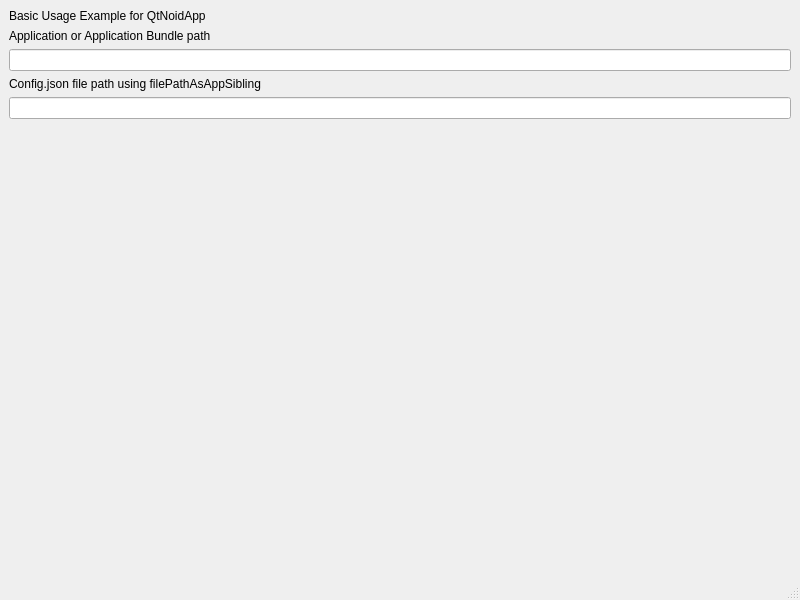
First picture: the form in Examples/AppBasicUsage/mainwindow.ui, repository g-gualeni/QtNoid2, before the edit.
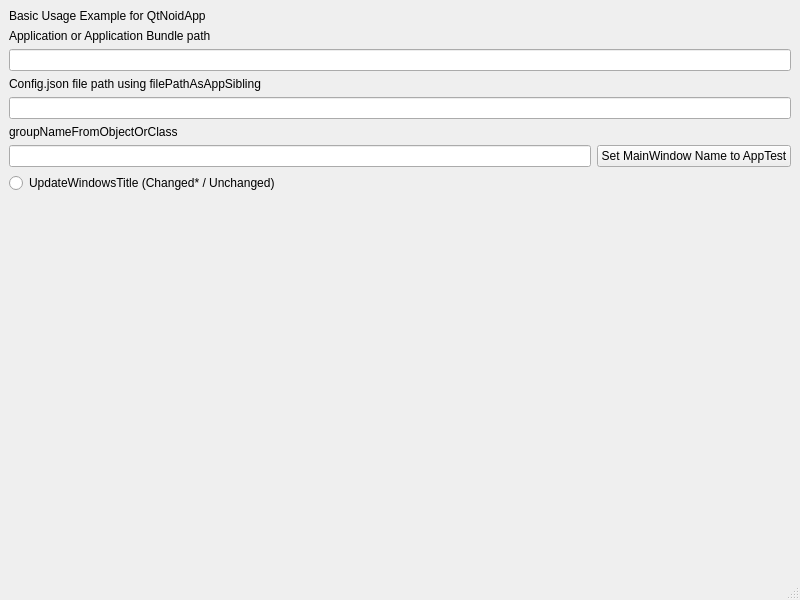
Second picture: the form after the edit.

Diff of the .ui file:
```diff
--- a/Examples/AppBasicUsage/mainwindow.ui
+++ b/Examples/AppBasicUsage/mainwindow.ui
@@ -42,6 +42,34 @@
     <item>
      <widget class="QLineEdit" name="txtConfigPath"/>
     </item>
+    <item>
+     <widget class="QLabel" name="label_4">
+      <property name="text">
+       <string>groupNameFromObjectOrClass</string>
+      </property>
+     </widget>
+    </item>
+    <item>
+     <layout class="QHBoxLayout" name="horizontalLayout">
+      <item>
+       <widget class="QLineEdit" name="txtGroupName"/>
+      </item>
+      <item>
+       <widget class="QPushButton" name="cmdGroupName">
+        <property name="text">
+         <string>Set MainWindow Name to AppTest</string>
+        </property>
+       </widget>
+      </item>
+     </layout>
+    </item>
+    <item>
+     <widget class="QRadioButton" name="optUpdateWindowTitle">
+      <property name="text">
+       <string>UpdateWindowsTitle (Changed* / Unchanged)</string>
+      </property>
+     </widget>
+    </item>
     <item>
      <spacer name="verticalSpacer">
       <property name="orientation">
```
Left out of the diff: 2 changed lines with no effect on the pictures.
